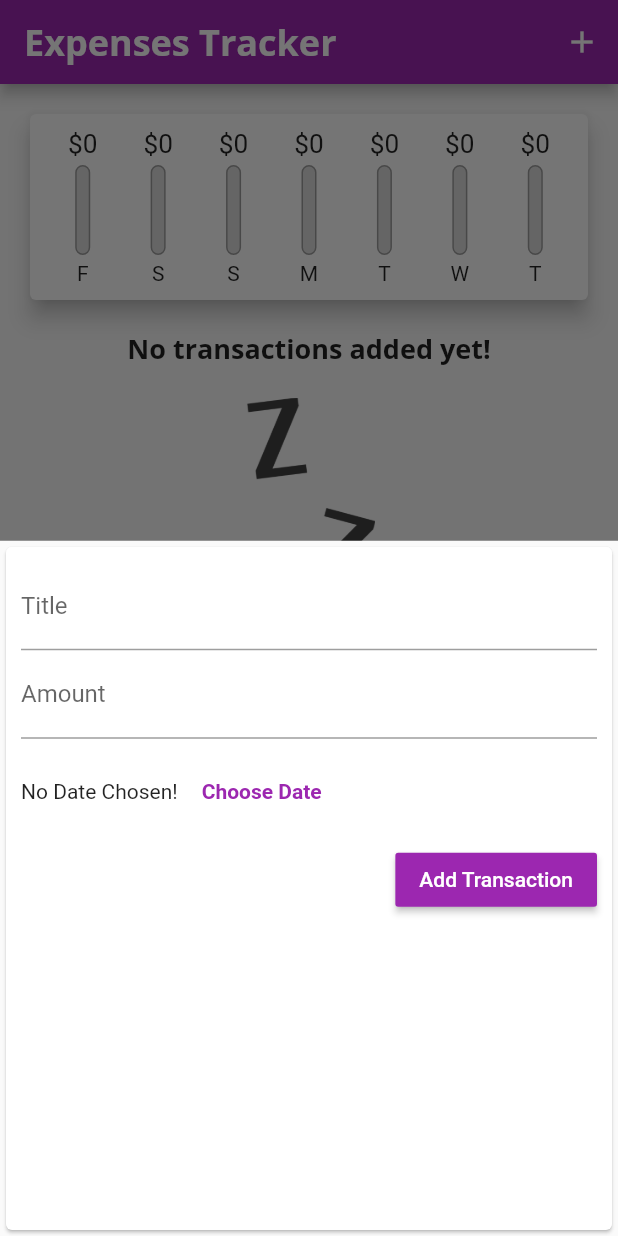
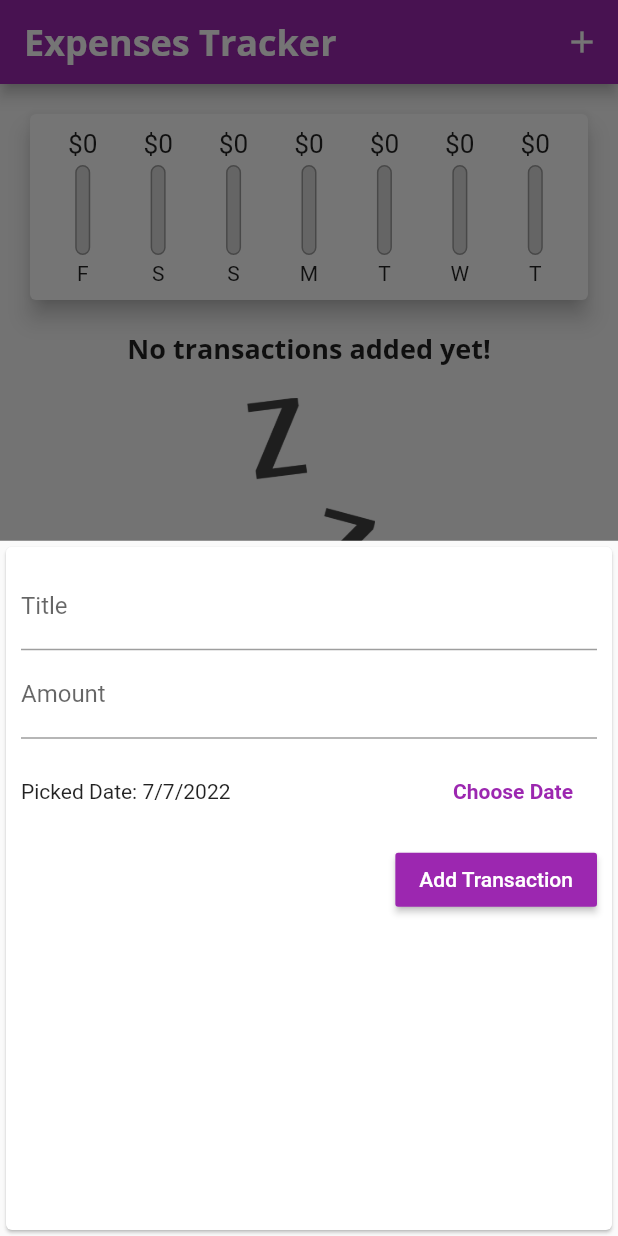
Before and after one commit to LukeZyte/expenses_tracker, a Flutter app: the screen it shows after launch, after a tap on the "add" icon, on a phone screen of 412 x 824 dp. Run offline on Flutter 3.47's test engine with Material 2 defaults, Android fonts, the phone set to English and light mode, and no system bars.

Commit message:
handle deleting elements, custom dates

```diff
--- a/lib/main.dart
+++ b/lib/main.dart
@@ -19,6 +19,7 @@ class MyApp extends StatelessWidget {
       theme: ThemeData(
         primarySwatch: Colors.purple,
         accentColor: Colors.amber,
+        errorColor: Colors.red,
         fontFamily: 'Quicksand',
         textTheme: ThemeData.light().textTheme.copyWith(
               titleLarge: const TextStyle(
@@ -74,12 +75,13 @@ class _MyHomePageState extends State<MyHomePage> {
     }).toList();
   }
 
-  void _addNewTransaction(String txTitle, double txAmount) {
+  void _addNewTransaction(
+      String txTitle, double txAmount, DateTime chosenDate) {
     final newTx = Transaction(
       id: DateTime.now().toString(),
       title: txTitle,
       amount: txAmount,
-      date: DateTime.now(),
+      date: chosenDate,
     );
 
     setState(() {
@@ -94,6 +96,12 @@ class _MyHomePageState extends State<MyHomePage> {
         return NewTransaction(_addNewTransaction);
       },
     );
+  }
+
+  void _deleteTransaction(String id) {
+    setState(() {
+      _userTransactions.removeWhere((tx) => tx.id == id);
+    });
   }
 
   @override
@@ -120,7 +128,7 @@ class _MyHomePageState extends State<MyHomePage> {
           crossAxisAlignment: CrossAxisAlignment.stretch,
           children: <Widget>[
             Chart(_recentTransactions),
-            TransactionList(_userTransactions),
+            TransactionList(_userTransactions, _deleteTransaction),
           ],
         ),
       ),
--- a/lib/widgets/newTransaction.dart
+++ b/lib/widgets/newTransaction.dart
@@ -1,4 +1,5 @@
 import 'package:flutter/material.dart';
+import 'package:intl/intl.dart';
 
 class NewTransaction extends StatefulWidget {
   final Function addTx;
@@ -10,20 +11,26 @@ class NewTransaction extends StatefulWidget {
 }
 
 class _NewTransactionState extends State<NewTransaction> {
-  final titleController = TextEditingController();
-  final amountController = TextEditingController();
+  final _titleController = TextEditingController();
+  final _amountController = TextEditingController();
+  late DateTime _selectedDate = DateTime.now();
 
   void _submitData() {
-    final enteredTitle = titleController.text;
-    final enteredAmount = double.parse(amountController.text);
+    if (_amountController.text.isEmpty) {
+      return;
+    }
 
-    if (enteredTitle.isEmpty || enteredAmount <= 0) {
+    final enteredTitle = _titleController.text;
+    final enteredAmount = double.parse(_amountController.text);
+
+    if (enteredTitle.isEmpty || enteredAmount <= 0 || _selectedDate == null) {
       return;
     }
 
     widget.addTx(
       enteredTitle,
       enteredAmount,
+      _selectedDate,
     );
 
     Navigator.of(context).pop();
@@ -35,7 +42,14 @@ class _NewTransactionState extends State<NewTransaction> {
       initialDate: DateTime.now(),
       firstDate: DateTime(2022),
       lastDate: DateTime.now(),
-    );
+    ).then((pickedDate) {
+      if (pickedDate == null) {
+        return;
+      }
+      setState(() {
+        _selectedDate = pickedDate;
+      });
+    });
   }
 
   @override
@@ -48,11 +62,11 @@ class _NewTransactionState extends State<NewTransaction> {
           children: <Widget>[
             TextField(
               decoration: const InputDecoration(labelText: 'Title'),
-              controller: titleController,
+              controller: _titleController,
             ),
             TextField(
               decoration: const InputDecoration(labelText: 'Amount'),
-              controller: amountController,
+              controller: _amountController,
               keyboardType: TextInputType.number,
               onSubmitted: (_) => _submitData,
             ),
@@ -60,7 +74,13 @@ class _NewTransactionState extends State<NewTransaction> {
               height: 70,
               child: Row(
                 children: [
-                  const Text('No Date Chosen!'),
+                  Expanded(
+                    child: Text(
+                      _selectedDate == null
+                          ? 'No Date Chosen!'
+                          : 'Picked Date: ${DateFormat.yMd().format(_selectedDate)}',
+                    ),
+                  ),
                   FlatButton(
                     textColor: Theme.of(context).primaryColor,
                     child: const Text(
--- a/lib/widgets/transactionList.dart
+++ b/lib/widgets/transactionList.dart
@@ -5,13 +5,14 @@ import '../models/transaction.dart';
 
 class TransactionList extends StatelessWidget {
   final List<Transaction> transactions;
+  final Function deleteTx;
 
-  const TransactionList(this.transactions);
+  const TransactionList(this.transactions, this.deleteTx);
 
   @override
   Widget build(BuildContext context) {
     return Container(
-      height: 300,
+      height: 400,
       child: transactions.isEmpty
           ? Column(
               children: [
@@ -54,7 +55,13 @@ class TransactionList extends StatelessWidget {
                       style: Theme.of(context).textTheme.titleLarge,
                     ),
                     subtitle: Text(
-                        DateFormat.yMMMd().format(transactions[index].date)),
+                      DateFormat.yMMMd().format(transactions[index].date),
+                    ),
+                    trailing: IconButton(
+                      icon: Icon(Icons.delete),
+                      color: Theme.of(context).errorColor,
+                      onPressed: () => deleteTx(transactions[index].id),
+                    ),
                   ),
                 );
               },
```
